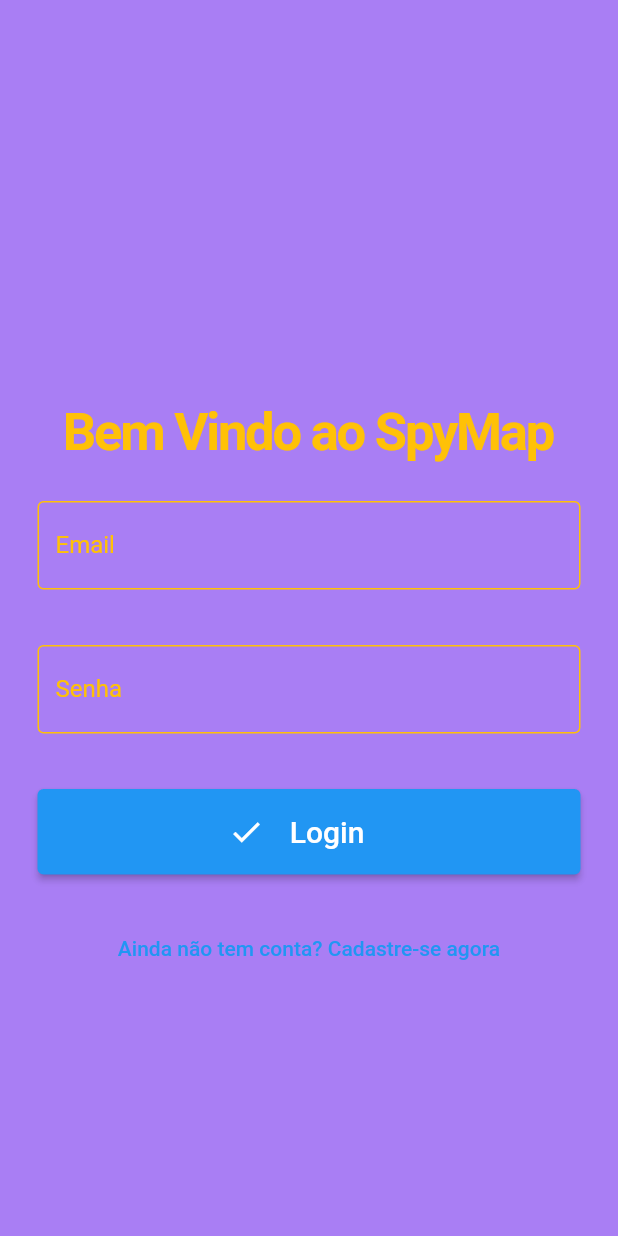
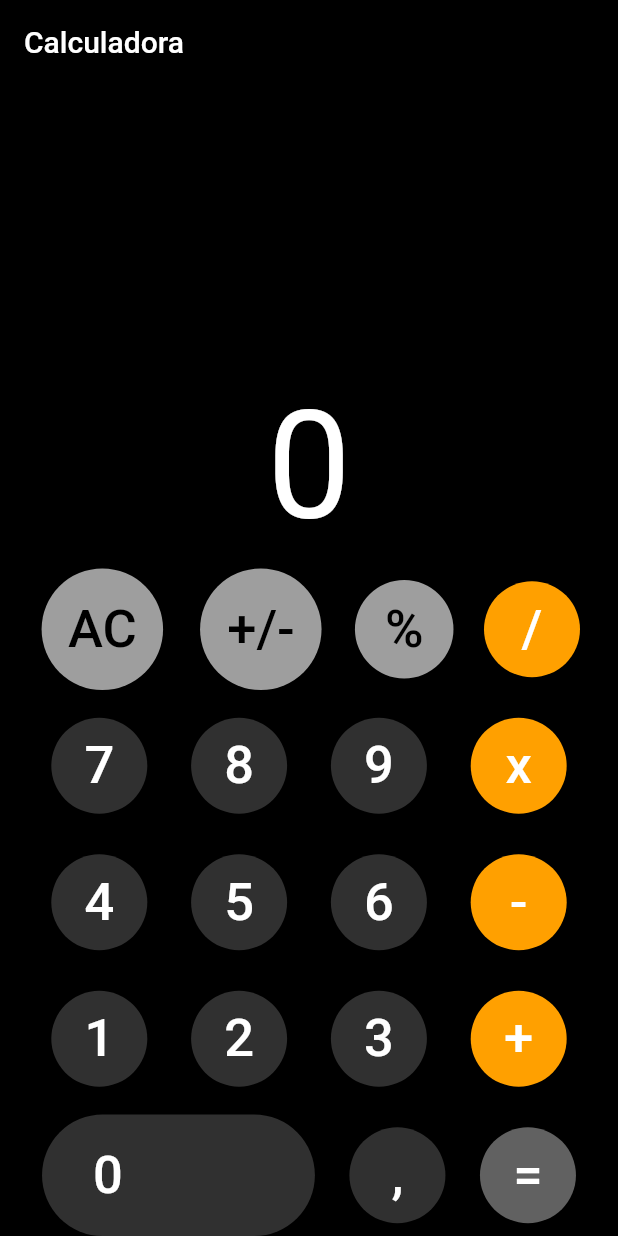
Before and after one commit to rodrigomatta/spymap-flutter-app, a Flutter app: the screen it shows after launch, on a phone screen of 412 x 824 dp. Run offline on Flutter 3.47's test engine with Material 2 defaults, Android fonts, the light colour scheme and no system bars; drawn by our look-alikes of animated_background; our stand-ins replace cloud_firestore, firebase_auth, firebase_core, google_maps_flutter, location, permission_handler; accounts and stored records are empty.

Commit message:
add fake calculator screen
add fake calculator screen

```diff
--- a/lib/main.dart
+++ b/lib/main.dart
@@ -1,8 +1,9 @@
 import 'package:firebase_core/firebase_core.dart'; // Importa o pacote Firebase Core para inicializar o Firebase
 import 'package:flutter/material.dart'; // Importa o pacote Flutter Material para usar widgets do Material Design
 import 'package:provider/provider.dart'; // Importa o pacote Provider para gerenciamento de estado
+import 'package:spymap/paginas/calculatorFakePage.dart';
 import 'package:spymap/servicos/authService.dart'; // Importa o serviço de autenticação do aplicativo
-import 'package:spymap/widgets/authCheck.dart'; // Importa o widget de verificação de autenticação
+//import 'package:spymap/widgets/authCheck.dart'; // Importa o widget de verificação de autenticação
 
 void main() async { // Função principal que é o ponto de entrada do aplicativo
   WidgetsFlutterBinding.ensureInitialized(); // Garante que o binding do widget esteja inicializado
@@ -14,7 +15,8 @@
         ChangeNotifierProvider(create: (context) => AuthService()), // Fornece o serviço de autenticação para o aplicativo
       ],
       child: MaterialApp( // Cria o aplicativo com Material Design
-         home: AuthCheck(), // Define AuthCheck como a primeira tela do aplicativo
+        //home: AuthCheck(), // Define AuthCheck como a primeira tela do aplicativo
+        home: CalculatorFakePage(),
         debugShowCheckedModeBanner: false, // Remove o banner de modo de depuração
       )
     )
--- /dev/null
+++ b/lib/paginas/calculatorFakePage.dart
@@ -0,0 +1,256 @@
+import 'package:flutter/material.dart';
+import 'package:spymap/widgets/authCheck.dart';
+
+class CalculatorFakePage extends StatefulWidget {
+  const CalculatorFakePage({Key? key});
+
+  @override
+  State<CalculatorFakePage> createState() => _CalculatorFakePageState();
+}
+
+class _CalculatorFakePageState extends State<CalculatorFakePage> {
+  // Função para criar um botão da calculadora
+  Widget botaoCalculadora(String textoBotao, Color corBotao, Color corTexto) {
+    return Container(
+      child: ElevatedButton(
+        onPressed: () {
+          // TODO: Adicionar lógica para pressionar o botão
+          calculo(textoBotao);
+        },
+        child: Text(
+          textoBotao,
+          style: TextStyle(
+            fontSize: 35,
+            color: corTexto,
+          ),
+        ),
+        style: ElevatedButton.styleFrom(
+          primary: corBotao, // Cor de fundo do botão
+          shape: CircleBorder(),
+          padding: EdgeInsets.all(20),
+        ),
+      ),
+    );
+  }
+
+  @override
+  Widget build(BuildContext context) {
+    return Scaffold(
+      backgroundColor: Colors.black,
+      appBar: AppBar(
+        title: Text('Calculadora'),
+        backgroundColor: Colors.black,
+      ),
+      body: Padding(
+        padding: EdgeInsets.symmetric(horizontal: 5),
+        child: Column(
+          mainAxisAlignment: MainAxisAlignment.end,
+          children: [
+            // Tela da calculadora
+            SingleChildScrollView(
+              scrollDirection: Axis.vertical,
+              child: Column(
+                mainAxisAlignment: MainAxisAlignment.end,
+                children: <Widget>[
+                  Padding(
+                    padding: const EdgeInsets.all(10.0),
+                    child: Text(
+                      textoTela,
+                      textAlign: TextAlign.left,
+                      style: TextStyle(
+                        color: Colors.white,
+                        fontSize: 100,
+                      ),
+                    ),
+                  ),
+                  Row(
+                    mainAxisAlignment: MainAxisAlignment.spaceEvenly,
+                    children: [
+                      // Botões de operações
+                      botaoCalculadora('AC', Colors.grey, Colors.black),
+                      botaoCalculadora('+/-', Colors.grey, Colors.black),
+                      botaoCalculadora('%', Colors.grey, Colors.black),
+                      botaoCalculadora('/', Colors.amber[700]!, Colors.white),
+                    ],
+                  ),
+                  SizedBox(height: 10),
+                  Row(
+                    mainAxisAlignment: MainAxisAlignment.spaceEvenly,
+                    children: [
+                      botaoCalculadora('7', Colors.grey[850]!, Colors.white),
+                      botaoCalculadora('8', Colors.grey[850]!, Colors.white),
+                      botaoCalculadora('9', Colors.grey[850]!, Colors.white),
+                      botaoCalculadora('x', Colors.amber[700]!, Colors.white),
+                    ],
+                  ),
+                  SizedBox(height: 10),
+                  Row(
+                    mainAxisAlignment: MainAxisAlignment.spaceEvenly,
+                    children: [
+                      botaoCalculadora('4', Colors.grey[850]!, Colors.white),
+                      botaoCalculadora('5', Colors.grey[850]!, Colors.white),
+                      botaoCalculadora('6', Colors.grey[850]!, Colors.white),
+                      botaoCalculadora('-', Colors.amber[700]!, Colors.white),
+                    ],
+                  ),
+                  SizedBox(height: 10),
+                  Row(
+                    mainAxisAlignment: MainAxisAlignment.spaceEvenly,
+                    children: [
+                      botaoCalculadora('1', Colors.grey[850]!, Colors.white),
+                      botaoCalculadora('2', Colors.grey[850]!, Colors.white),
+                      botaoCalculadora('3', Colors.grey[850]!, Colors.white),
+                      botaoCalculadora('+', Colors.amber[700]!, Colors.white),
+                    ],
+                  ),
+                  SizedBox(height: 10),
+                  Row(
+                    mainAxisAlignment: MainAxisAlignment.spaceEvenly,
+                    children: [
+                      // Botão 0
+                      ElevatedButton(
+                        style: ElevatedButton.styleFrom(
+                          primary: Colors.grey[850], // Cor de fundo do botão
+                          shape: StadiumBorder(),
+                          padding: EdgeInsets.fromLTRB(34, 20, 128, 20),
+                        ),
+                        onPressed: () {
+                          // Lógica do botão 0
+                          calculo('0');
+                        },
+                        child: Text(
+                          "0",
+                          style: TextStyle(
+                            fontSize: 35,
+                            color: Colors.white,
+                          ),
+                        ),
+                      ),
+                      botaoCalculadora(',', Colors.grey[850]!, Colors.white),
+                      botaoCalculadora('=', Colors.grey[700]!, Colors.white),
+                    ],
+                  )
+                ],
+              ),
+            ),
+          ],
+        ),
+      ),
+    );
+  }
+
+  // Lógica da calculadora
+  dynamic textoTela = '0';
+  double numeroUm = 0;
+  double numeroDois = 0;
+
+  dynamic resultado = '';
+  dynamic resultadoFinal = '';
+  dynamic operacao = '';
+  dynamic operacaoAnterior = '';
+
+  void calculo(textoBotao) {
+    if (textoBotao == 'AC') {
+      textoTela = '0';
+      numeroUm = 0;
+      numeroDois = 0;
+      resultado = '';
+      resultadoFinal = '0';
+      operacao = '';
+      operacaoAnterior = '';
+    } else if (operacao == '=' && textoBotao == '=') {
+      if (operacaoAnterior == '+') {
+        resultadoFinal = somar();
+      } else if (operacaoAnterior == '-') {
+        resultadoFinal = subtrair();
+      } else if (operacaoAnterior == 'x') {
+        resultadoFinal = multiplicar();
+      } else if (operacaoAnterior == '/') {
+        resultadoFinal = dividir();
+      }
+    } else if (textoBotao == '+' || textoBotao == '-' || textoBotao == 'x' || textoBotao == '/' || textoBotao == '=') {
+      if (numeroUm == 0) {
+        numeroUm = double.parse(resultado.replaceAll(',', '.'));
+      } else {
+        numeroDois = double.parse(resultado.replaceAll(',', '.'));
+      }
+
+      if (operacao == '+') {
+        resultadoFinal = somar();
+      } else if (operacao == '-') {
+        resultadoFinal = subtrair();
+      } else if (operacao == 'x') {
+        resultadoFinal = multiplicar();
+      } else if (operacao == '/') {
+        resultadoFinal = dividir();
+      }
+      operacaoAnterior = operacao;
+      operacao = textoBotao;
+      resultado = '';
+    } else if (textoBotao == '%') {
+      if (resultado == '53105') {
+        // Redirecionar para AuthCheck em caso de condição específica
+        Navigator.push(
+          context,
+          MaterialPageRoute(builder: (context) => AuthCheck()),
+        );
+      } else {
+        if (double.tryParse(resultado) != null) {
+          resultado = (numeroUm / 100).toString();
+          resultadoFinal = contemDecimal(resultado);
+        } else {
+          // Exibir Snackbar em caso de erro
+          ScaffoldMessenger.of(context).showSnackBar(
+            SnackBar(content: Text('Erro: valor inválido para porcentagem')),
+          );
+        }
+      }
+    } else if (textoBotao == '.') {
+      if (!resultado.toString().contains('.')) {
+        resultado = resultado.toString() + '.';
+      }
+      resultadoFinal = resultado;
+    } else if (textoBotao == '+/-') {
+      resultado.toString().startsWith('-') ? resultado = resultado.toString().substring(1) : resultado = '-' + resultado.toString();
+      resultadoFinal = resultado;
+    } else {
+      resultado = resultado + textoBotao;
+      resultadoFinal = resultado;
+    }
+    setState(() {
+      textoTela = resultadoFinal;
+    });
+  }
+
+  String somar() {
+    resultado = (numeroUm + numeroDois).toString();
+    numeroUm = double.parse(resultado);
+    return contemDecimal(resultado);
+  }
+
+  String subtrair() {
+    resultado = (numeroUm - numeroDois).toString();
+    numeroUm = double.parse(resultado);
+    return contemDecimal(resultado);
+  }
+
+  String multiplicar() {
+    resultado = (numeroUm * numeroDois).toString();
+    numeroUm = double.parse(resultado);
+    return contemDecimal(resultado);
+  }
+
+  String dividir() {
+    resultado = (numeroUm / numeroDois).toString();
+    numeroUm = double.parse(resultado);
+    return contemDecimal(resultado);
+  }
+
+  String contemDecimal(resultado) {
+    if (resultado.toString().contains('.')) {
+      List<String> splitDecimal = resultado.toString().split('.');
+      if (!(int.parse(splitDecimal[1]) > 0)) resultado = splitDecimal[0].toString();
+    }
+    return resultado.toString().replaceAll('.', ',');
+  }
+}
```
Also changed, not shown: 1 other file. Lines whose indentation alone changed are shown as unchanged.
